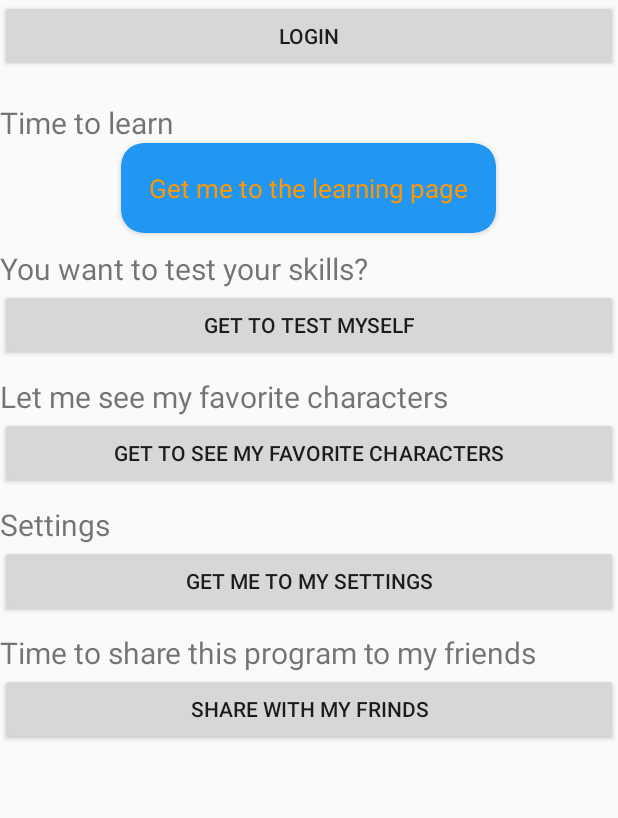
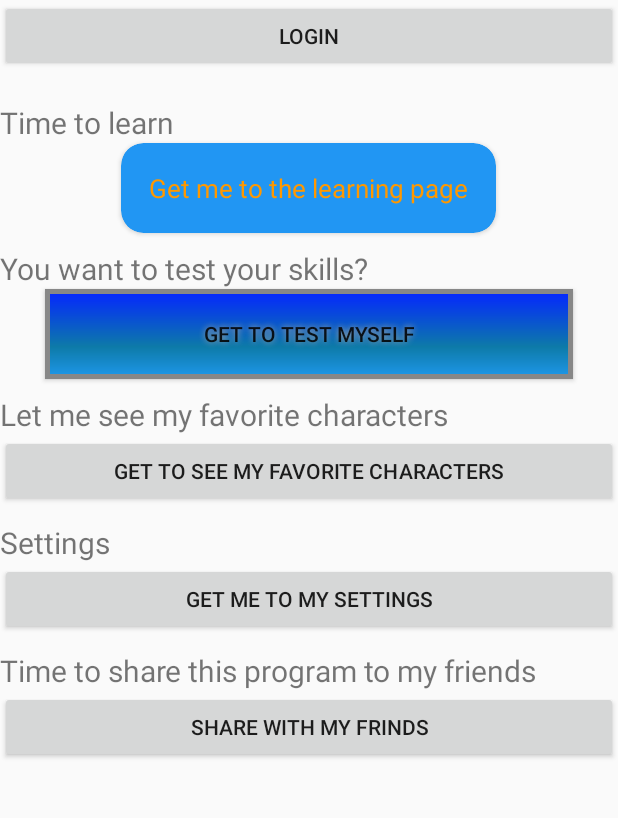
Before and after one commit to japkidzsola/HiraganaMaster2, an Android app: the layout hiragana_master_home_fragment.xml on its own in the app's theme, with its tools: preview values and no code run, on a phone screen of 412 x 824 dp, the part 61-879 px from its top. Run offline under Robolectric (Android 15) with nearby library versions, the phone set to English and light mode, and no system bars.

Commit message:
egy kis dizájn, adatbázis új tábla hozzáadása

```diff
--- a/app/src/main/java/com/example/hiraganamaster/ui/hiraganalearn/HiraganaLearnFragment.java
+++ b/app/src/main/java/com/example/hiraganamaster/ui/hiraganalearn/HiraganaLearnFragment.java
@@ -29,6 +29,8 @@ public class HiraganaLearnFragment extends Fragment {
     private static String betu;
 
     private Button btnplay;
+
+    private final AdatbazisSegito dbhelper = new AdatbazisSegito(getContext());
 
     MediaPlayer mp;
 
@@ -962,7 +964,7 @@ public class HiraganaLearnFragment extends Fragment {
             }
         });
     }
-    final AdatbazisSegito dbhelper = new AdatbazisSegito(getContext());
+
     private void Favorite()
     {
         final AdatbazisSegito db = new AdatbazisSegito(getContext());
--- a/app/src/main/res/layout/hiragana_master_home_fragment.xml
+++ b/app/src/main/res/layout/hiragana_master_home_fragment.xml
@@ -77,6 +77,13 @@
             android:id="@+id/testbtn"
             android:layout_width="match_parent"
             android:layout_height="wrap_content"
+            android:layout_marginStart="30sp"
+            android:layout_marginLeft="30sp"
+            android:layout_marginEnd="30sp"
+            android:layout_marginRight="30sp"
+            android:background="@layout/buttonshape"
+            android:shadowColor="#A8A8A8"
+            android:shadowRadius="5"
             android:text="@string/get_to_test_myself"
             android:layout_marginBottom="10dp"
             />
```
Also changed, not shown: app/src/main/java/com/example/hiraganamaster/AdatbazisSegito.java (+13 -1 lines), app/src/main/res/layout/buttonshape.xml (added, +30 -0 lines).
